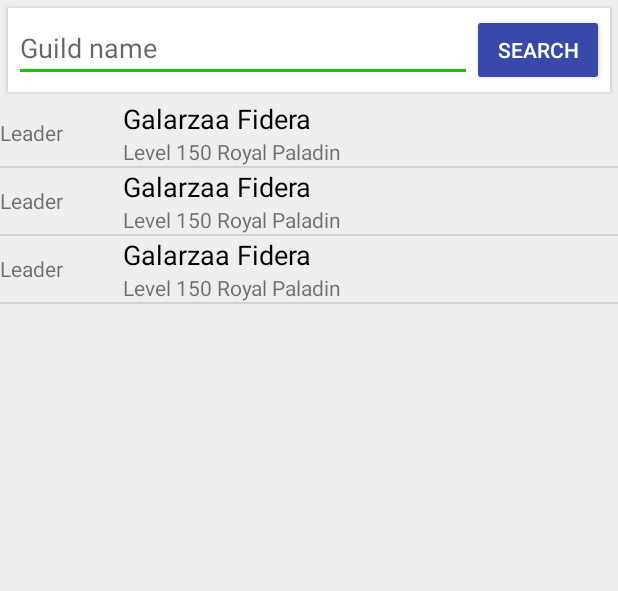
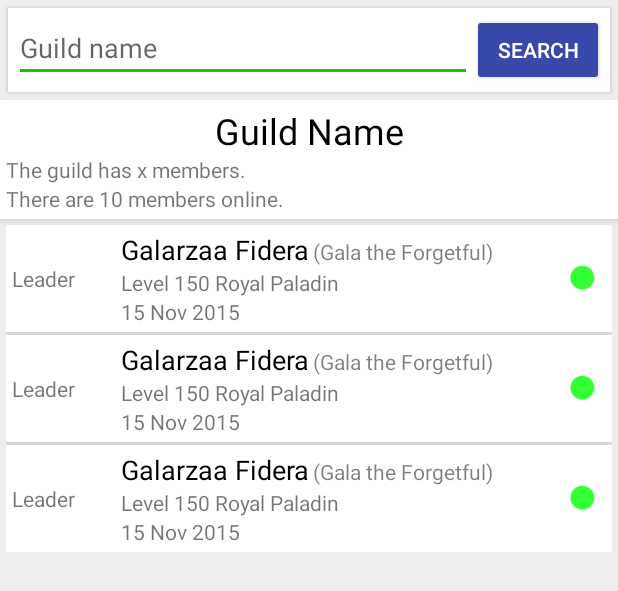
Before and after one commit to Galarzaa90/TibiaCompendium, an Android app: the layout fragment_guild.xml on its own in the app's theme, with its tools: preview values and no code run, on a phone screen of 412 x 824 dp. Shown: the top 591 px of the screen. Run offline under Robolectric (Android 15) with nearby library versions, the phone set to English and light mode, and no system bars.

Commit message:
Improved guild search *Improved display *Doesn't crash if guild doesn't exists

```diff
--- a/app/src/main/java/com/galarza/tibiacompendium/data/Guild.java
+++ b/app/src/main/java/com/galarza/tibiacompendium/data/Guild.java
@@ -19,6 +19,10 @@ public class Guild {
         return memberList;
     }
 
+    public int getMemberCount(){
+        return memberList.size();
+    }
+
     public int getOnlineCount(){
         int count = 0;
         for (GuildMember member: memberList){
--- a/app/src/main/java/com/galarza/tibiacompendium/data/GuildMember.java
+++ b/app/src/main/java/com/galarza/tibiacompendium/data/GuildMember.java
@@ -1,8 +1,5 @@
 package com.galarza.tibiacompendium.data;
 
-/**
- * Created by Allan Galarza on 20/04/2016.
- */
 public class GuildMember extends Player{
     private String rank;
     private String title;
--- a/app/src/main/res/layout/fragment_guild.xml
+++ b/app/src/main/res/layout/fragment_guild.xml
@@ -55,9 +55,47 @@
                 android:layout_height="wrap_content"
                 android:text="@string/no_results_guild"/>
         </RelativeLayout>
-        <ListView
-            android:id="@+id/member_list"
+        <!-- Guild info box -->
+        <LinearLayout
+            android:id="@+id/guild_box"
             android:layout_width="match_parent"
-            android:layout_height="match_parent"
-            tools:listitem="@layout/row_member"/>
+            android:layout_height="wrap_content"
+            android:orientation="vertical"
+            android:visibility="gone"
+            tools:visibility="visible">
+            <LinearLayout
+                android:layout_width="match_parent"
+                android:layout_height="wrap_content"
+                android:background="@color/white"
+                android:elevation="3dp"
+                android:padding="4dp"
+                android:orientation="vertical">
+                <TextView
+                    android:id="@+id/guild_name"
+                    android:layout_width="match_parent"
+                    android:layout_height="wrap_content"
+                    style="@style/BigEntryText"
+                    android:gravity="center_horizontal"
+                    tools:text="Guild Name"/>
+                <TextView
+                    android:id="@+id/guild_members"
+                    android:layout_width="wrap_content"
+                    android:layout_height="wrap_content"
+                    tools:text="The guild has x members."/>
+                <TextView
+                    android:id="@+id/guild_members_online"
+                    android:layout_width="wrap_content"
+                    android:layout_height="wrap_content"
+                    tools:text="There are 10 members online."/>
+            </LinearLayout>
+            <ListView
+                android:id="@+id/member_list"
+                android:layout_width="match_parent"
+                android:layout_height="match_parent"
+                android:padding="4dp"
+                android:divider="@android:color/transparent"
+                android:dividerHeight="2dp"
+                android:fastScrollEnabled="true"
+                tools:listitem="@layout/row_member"/>
+        </LinearLayout>
 </LinearLayout>
--- a/app/src/main/res/layout/row_member.xml
+++ b/app/src/main/res/layout/row_member.xml
@@ -3,7 +3,11 @@
     xmlns:android="http://schemas.android.com/apk/res/android"
     xmlns:tools="http://schemas.android.com/tools"
     android:layout_width="match_parent"
-    android:layout_height="wrap_content">
+    android:layout_height="wrap_content"
+    android:elevation="2dp"
+    android:padding="4dp"
+    android:layout_marginBottom="2dp"
+    android:background="@color/white">
     <TextView
         android:id="@+id/rank"
         android:layout_width="0dp"
@@ -11,7 +15,7 @@
         android:layout_weight="20"
         android:layout_gravity="center_vertical"
         tools:text="Leader"/>
-    <LinearLayout
+    <RelativeLayout
         android:id="@+id/name_container"
         android:layout_width="0dp"
         android:layout_height="wrap_content"
@@ -24,11 +28,34 @@
             style="@style/EntryText"
             tools:text="Galarzaa Fidera"/>
         <TextView
+            android:id="@+id/title"
+            android:layout_width="wrap_content"
+            android:layout_height="wrap_content"
+            android:layout_toEndOf="@id/name"
+            android:layout_alignBaseline="@id/name"
+            android:paddingStart="2dp"
+            style="@style/TitleText"
+            tools:text="(Gala the Forgetful)"/>
+        <TextView
             android:id="@+id/summary"
             android:layout_width="wrap_content"
             android:layout_height="wrap_content"
+            android:layout_below="@id/name"
             tools:text="Level 150 Royal Paladin"/>
-    </LinearLayout>
+        <TextView
+            android:id="@+id/joined"
+            android:layout_width="wrap_content"
+            android:layout_height="wrap_content"
+            android:layout_below="@id/summary"
+            tools:text="15 Nov 2015"/>
+    </RelativeLayout>
+    <ImageView
+        android:id="@+id/online"
+        android:layout_width="wrap_content"
+        android:layout_height="wrap_content"
+        android:src="@drawable/ic_online"
+        android:layout_gravity="center_vertical"
+        android:contentDescription="Online" />
 
 
 </LinearLayout>
```
Also changed, not shown: app/src/main/java/com/galarza/tibiacompendium/GuildFragment.java (+45 -1 lines), app/src/main/java/com/galarza/tibiacompendium/data/Parser.java (+13 -3 lines), app/src/main/res/values/strings.xml (+8 -2 lines), app/src/main/res/drawable-hdpi/ic_online.png (added), app/src/main/res/drawable-mdpi/ic_online.png (added), app/src/main/res/drawable-xhdpi/ic_online.png (added), app/src/main/res/drawable-xxhdpi/ic_online.png (added).
